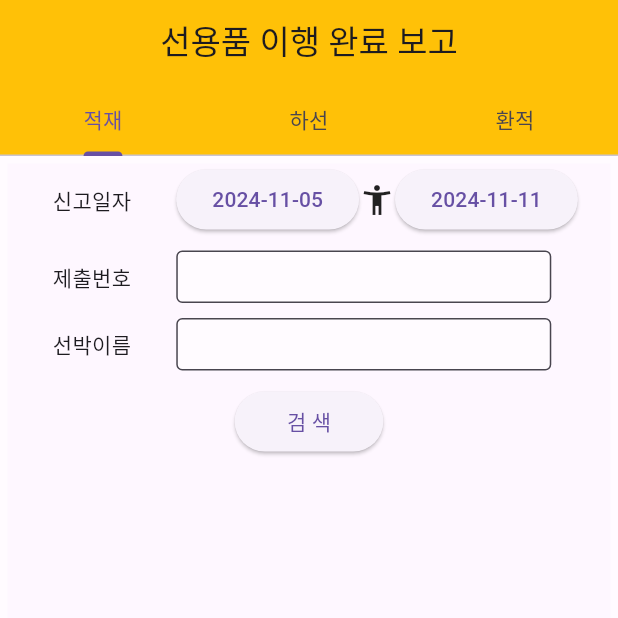
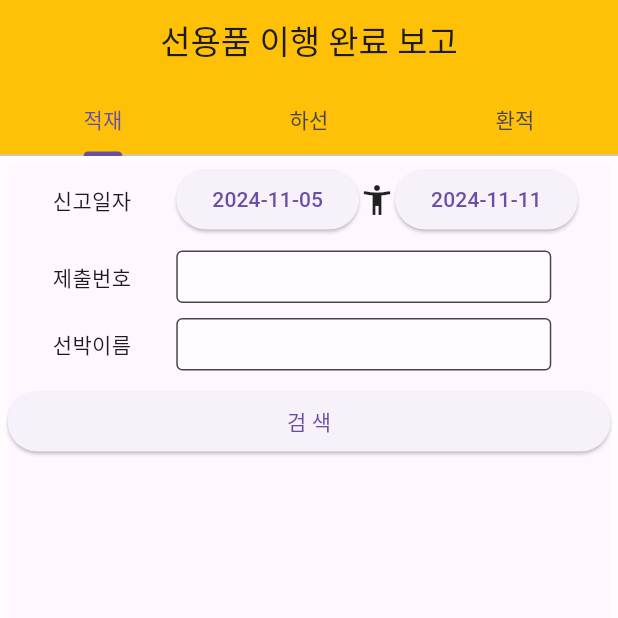
Before and after one commit to sonwoo/ship_5bv_app, a Flutter app: the screen it shows after launch, on a phone screen of 412 x 824 dp, the top half of it. Run offline on Flutter 3.47's test engine with Material 3 defaults, Android fonts, the phone set to English and light mode, and no system bars; our stand-ins replace shared_preferences.

Commit message:
Resolve merge conflicts

```diff
--- a/lib/screen/document_list.dart
+++ b/lib/screen/document_list.dart
@@ -1,5 +1,5 @@
 import 'package:flutter/material.dart';
-import 'package:ship_5bv_app/component/custom_text_field.dart';
+import 'package:ship_5bv_app/screen/govcbr5JI_contents.dart';
 
 
 class DocumentList extends StatefulWidget{
@@ -30,8 +30,8 @@ class _DocumentList extends State<DocumentList>{
           children: [
             Row(
               children: [
-                Padding(padding: EdgeInsets.all(15)),
-                Text('신고일자'),
+                const Padding(padding: EdgeInsets.all(15)),
+                const Text('신고일자'),
                 const SizedBox( height: 30, width: 30,),
                 ElevatedButton(
                   onPressed: () async {
@@ -51,7 +51,7 @@ class _DocumentList extends State<DocumentList>{
                   },
                   child: Text("${start_date.year.toString()}-${start_date.month.toString().padLeft(2, '0')}-${start_date.day.toString().padLeft(2, '0')}"),
                 ),
-                Icon(Icons.accessibility_new),
+                const Icon(Icons.accessibility_new),
                 ElevatedButton(
                   onPressed: () async {
                     final selectedDate = await showDatePicker(
@@ -73,15 +73,15 @@ class _DocumentList extends State<DocumentList>{
               ],
             ),
             const SizedBox(height: 10,),
-            Row(
+            const Row(
               children: [
                 Padding(padding: EdgeInsets.all(15)),
                 Text('제출번호'),
-                const SizedBox( height: 30, width: 30,),
-                Container(
+                SizedBox( height: 30, width: 30,),
+                SizedBox(
                   width: 250, // 원하는 너비 설정
                   height: 35,
-                  child: const TextField(
+                  child: TextField(
                     decoration: InputDecoration(
                       border: OutlineInputBorder(),
                       filled: true,
@@ -92,15 +92,15 @@ class _DocumentList extends State<DocumentList>{
               ],
             ),
             const SizedBox(height: 10,),
-            Row(
+            const Row(
               children: [
                 Padding(padding: EdgeInsets.all(15)),
                 Text('선박이름'),
                 SizedBox( height: 30, width: 30,),
-                Container(
+                SizedBox(
                   width: 250, // 원하는 너비 설정
                   height: 35,
-                  child: const TextField(
+                  child: TextField(
                     decoration: InputDecoration(
                       border: OutlineInputBorder(),
                       filled: true,
@@ -112,8 +112,12 @@ class _DocumentList extends State<DocumentList>{
             ),
 
             const SizedBox(height: 10,),
-            ElevatedButton(onPressed: () {  },
-            child: Text("   검 색   "),),
+            SizedBox(
+                width: double.infinity,
+                child: ElevatedButton(onPressed: () {
+                  Navigator.push(context, MaterialPageRoute(builder:(context) => const Govcbr5jiContents()),);
+                },
+                child: const Text("   검 색   "),)),
           ],
         ),
      )
```
